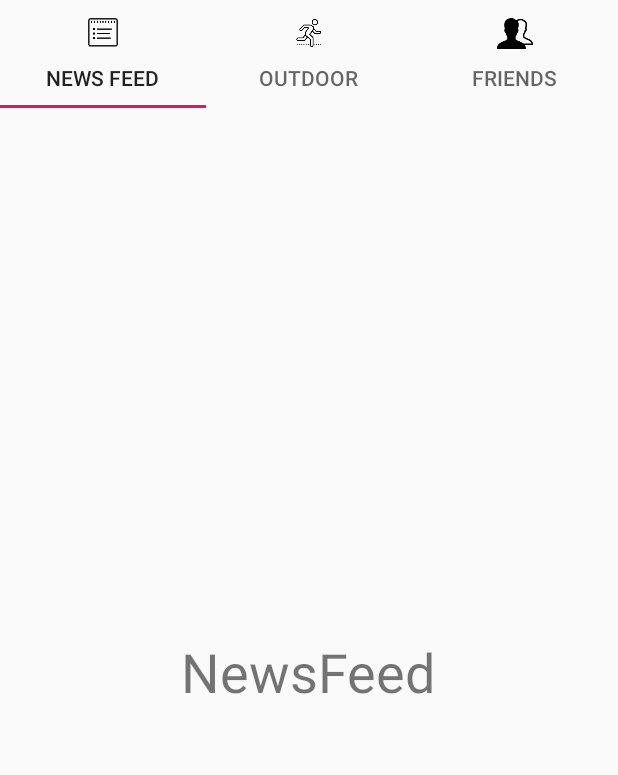
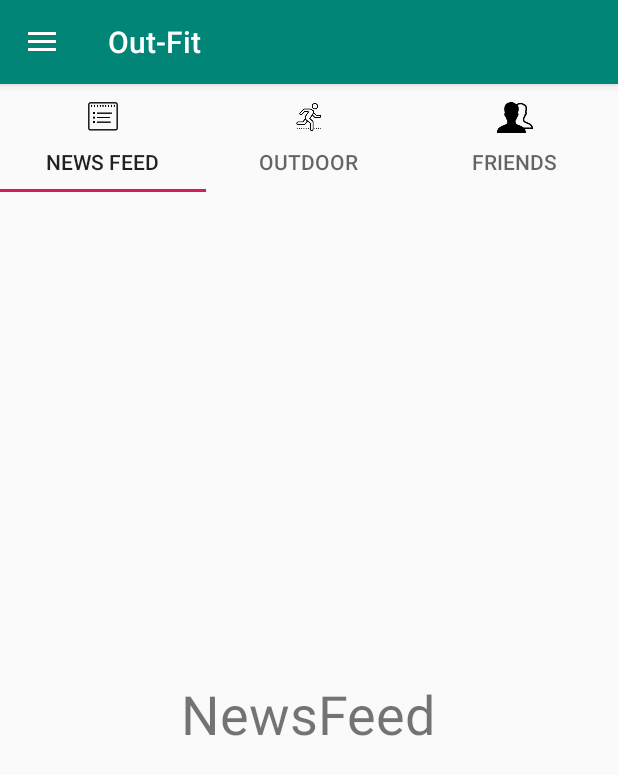
Before and after one commit to vaibhavr4/Out_fit_Android_App, an Android app: the MaterialTabActivity screen opened directly, with no data from a screen before it, on a phone screen of 412 x 824 dp. Shown: the top 775 px of the screen. Run offline under Robolectric (Android 15) with nearby library versions, the phone set to English and light mode, and no system bars; Roboto replaces fonts that are not available here.

Commit message:
Updated side navbar in main screen

```diff
--- a/app/src/main/AndroidManifest.xml
+++ b/app/src/main/AndroidManifest.xml
@@ -9,7 +9,7 @@
         android:roundIcon="@mipmap/ic_launcher_round"
         android:supportsRtl="true"
         android:theme="@style/AppTheme">
-        <activity android:name=".OutdoorMapActivity"></activity>
+        <activity android:name=".OutdoorMapActivity" />
         <activity android:name=".MaterialTabActivity" />
         <activity android:name=".SportsGrid" />
         <activity android:name=".LogoSplash">
--- a/app/src/main/java/com/vaibhav/out_fit/Login_Fragment.java
+++ b/app/src/main/java/com/vaibhav/out_fit/Login_Fragment.java
@@ -183,7 +183,5 @@ public class Login_Fragment extends Fragment implements OnClickListener{
             Intent Intents= new Intent(this.getActivity(),MaterialTabActivity.class); //Start "Sedan" Activity
             CurrentObj.startActivity(Intents);
         }
-
-
-    }
+            }
 }
--- a/app/src/main/java/com/vaibhav/out_fit/MaterialTabActivity.java
+++ b/app/src/main/java/com/vaibhav/out_fit/MaterialTabActivity.java
@@ -1,9 +1,16 @@
 package com.vaibhav.out_fit;
 
+import android.content.Context;
+import android.content.Intent;
+import android.support.design.widget.NavigationView;
+import android.support.v4.widget.DrawerLayout;
+import android.support.v7.app.ActionBarDrawerToggle;
 import android.support.v7.app.AppCompatActivity;
 import android.os.Bundle;
 import android.support.design.widget.TabLayout;
 import android.support.v4.view.ViewPager;
+import android.view.MenuItem;
+import android.widget.Toast;
 
 public class MaterialTabActivity extends AppCompatActivity {
 
@@ -11,10 +18,14 @@ public class MaterialTabActivity extends AppCompatActivity {
     private TabLayout tabLayout;
     private ViewPager viewPager;
 
+    private DrawerLayout dl;
+    private ActionBarDrawerToggle t;
+    private NavigationView nv;
+
     @Override
     protected void onCreate(Bundle savedInstanceState) {
         super.onCreate(savedInstanceState);
-        setContentView(R.layout.activity_material_tab);
+        setContentView(R.layout.activity_test_nav);
 
         viewPager = (ViewPager) findViewById(R.id.viewPager);
         tabLayout = (TabLayout) findViewById(R.id.tabLayout);
@@ -25,7 +36,45 @@ public class MaterialTabActivity extends AppCompatActivity {
         viewPager.setAdapter(adapter);
         tabLayout.setupWithViewPager(viewPager);
         setIcons();
+
+
+        dl = (DrawerLayout)findViewById(R.id.activity_test_nav);
+        t = new ActionBarDrawerToggle(this, dl,R.string.open, R.string.close);
+
+        dl.addDrawerListener(t);
+        t.syncState();
+
+        getSupportActionBar().setDisplayHomeAsUpEnabled(true);
+
+        nv = (NavigationView)findViewById(R.id.nv);
+        nv.setNavigationItemSelectedListener(new NavigationView.OnNavigationItemSelectedListener() {
+            @Override
+            public boolean onNavigationItemSelected(MenuItem item) {
+                int id = item.getItemId();
+                switch(id)
+                {
+                    case R.id.account:
+                        Toast.makeText(MaterialTabActivity.this, "My Account", Toast.LENGTH_SHORT).show();break;
+                    case R.id.settings:
+                        Toast.makeText(MaterialTabActivity.this, "Settings",Toast.LENGTH_SHORT).show();break;
+                    case R.id.mysports:
+                        Context CurrentObj=MaterialTabActivity.this;
+                        Intent Intents= new Intent(MaterialTabActivity.this,SportsGrid.class);
+                        CurrentObj.startActivity(Intents);
+                        Toast.makeText(MaterialTabActivity.this, "My Cart",Toast.LENGTH_SHORT).show();break;
+                    default:
+                        return true;
+                }
+
+
+                return true;
+
+            }
+        });
+
+
     }
+
     protected void setIcons()
     {
         int[] tabIcons = {
@@ -38,5 +87,14 @@ public class MaterialTabActivity extends AppCompatActivity {
         tabLayout.getTabAt(2).setIcon(tabIcons[2]);
     }
 
+    @Override
+    public boolean onOptionsItemSelected(MenuItem item) {
+
+        if(t.onOptionsItemSelected(item))
+            return true;
+
+        return super.onOptionsItemSelected(item);
+    }
+
 
 }
--- /dev/null
+++ b/app/src/main/res/layout/activity_test_nav.xml
@@ -0,0 +1,40 @@
+<?xml version="1.0" encoding="utf-8"?>
+<android.support.v4.widget.DrawerLayout
+    xmlns:android="http://schemas.android.com/apk/res/android"
+    xmlns:tools="http://schemas.android.com/tools"
+    xmlns:app="http://schemas.android.com/apk/res-auto"
+    android:id="@+id/activity_test_nav"
+    android:layout_width="match_parent"
+    android:layout_height="match_parent"
+    >
+
+    <LinearLayout xmlns:android="http://schemas.android.com/apk/res/android"
+        xmlns:app="http://schemas.android.com/apk/res-auto"
+        android:layout_width="match_parent"
+        android:layout_height="match_parent"
+        android:orientation="vertical">
+        <android.support.design.widget.TabLayout
+            android:id="@+id/tabLayout"
+            android:layout_width="match_parent"
+            android:layout_height="wrap_content">
+        </android.support.design.widget.TabLayout>
+        <android.support.v4.view.ViewPager
+            android:id="@+id/viewPager"
+            android:layout_width="match_parent"
+            android:layout_height="match_parent">
+        </android.support.v4.view.ViewPager>
+    </LinearLayout>
+
+    <android.support.design.widget.NavigationView
+        android:layout_width="wrap_content"
+        android:layout_height="match_parent"
+        app:menu="@menu/navigation_menu"
+        android:layout_gravity="start"
+        app:headerLayout="@layout/nav_header"
+        android:id="@+id/nv">
+
+    </android.support.design.widget.NavigationView>
+
+
+
+</android.support.v4.widget.DrawerLayout>
--- /dev/null
+++ b/app/src/main/res/menu/navigation_menu.xml
@@ -0,0 +1,14 @@
+<?xml version="1.0" encoding="utf-8"?>
+<menu xmlns:android="http://schemas.android.com/apk/res/android">
+
+    <item android:id="@+id/account"
+        android:icon="@drawable/profile"
+        android:title="My Profile"/>
+    <item android:id="@+id/settings"
+        android:icon="@drawable/settings"
+        android:title="Settings"/>
+    <item android:id="@+id/mysports"
+        android:icon="@drawable/sports_interested"
+        android:title="Sports Interest"/>
+
+</menu>
--- a/app/src/main/res/values/dimens.xml
+++ b/app/src/main/res/values/dimens.xml
@@ -2,4 +2,7 @@
 <resources>
     <dimen name="activity_horizontal_margin">16dp</dimen>
     <dimen name="activity_vertical_margin">16dp</dimen>
+    <dimen name="nav_header_vertical_spacing">8dp</dimen>
+    <dimen name="nav_header_height">176dp</dimen>
+    <dimen name="fab_margin">16dp</dimen>
 </resources>
--- a/app/src/main/res/values/styles.xml
+++ b/app/src/main/res/values/styles.xml
@@ -1,7 +1,7 @@
 <resources>
 
     <!-- Base application theme. -->
-    <style name="AppTheme" parent="Theme.AppCompat.Light.NoActionBar">
+    <style name="AppTheme" parent="Theme.AppCompat.Light.DarkActionBar">
         <!-- Sign in/ Sign up. -->
         <item name="colorPrimary">@color/colorPrimary</item>
         <item name="colorPrimaryDark">@color/colorPrimaryDark</item>
@@ -12,4 +12,13 @@
         <item name="titleTextColor">@color/white</item>
     </style>
 
+    <style name="AppTheme.NoActionBar">
+        <item name="windowActionBar">false</item>
+        <item name="windowNoTitle">true</item>
+    </style>
+
+    <style name="AppTheme.AppBarOverlay" parent="ThemeOverlay.AppCompat.Dark.ActionBar" />
+
+    <style name="AppTheme.PopupOverlay" parent="ThemeOverlay.AppCompat.Light" />
+
 </resources>
```
Also changed, not shown: app/src/main/res/drawable/ic_menu_camera.xml (added, +12 -0 lines), app/src/main/res/drawable/ic_menu_gallery.xml (added, +9 -0 lines), app/src/main/res/drawable/ic_menu_manage.xml (added, +9 -0 lines), app/src/main/res/drawable/ic_menu_send.xml (added, +9 -0 lines), app/src/main/res/drawable/ic_menu_share.xml (added, +9 -0 lines), app/src/main/res/drawable/ic_menu_slideshow.xml (added, +9 -0 lines), app/src/main/res/drawable/side_nav_bar.xml (added, +9 -0 lines), app/src/main/res/layout/nav_header.xml (added, +16 -0 lines), app/src/main/res/values-v21/styles.xml (added, +8 -0 lines), app/src/main/res/values/strings.xml (+17 -1 lines), app/src/main/res/drawable/profile.png (added), app/src/main/res/drawable/settings.png (added), app/src/main/res/drawable/sports_interested.png (added).
